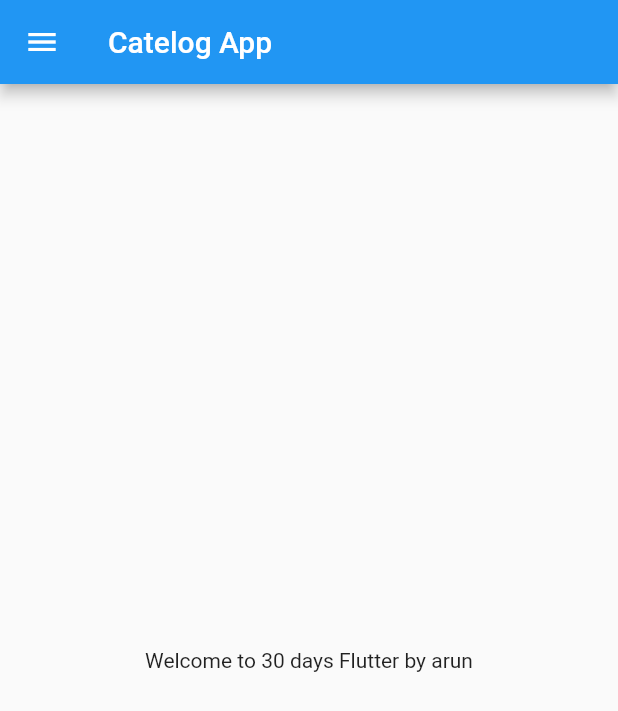
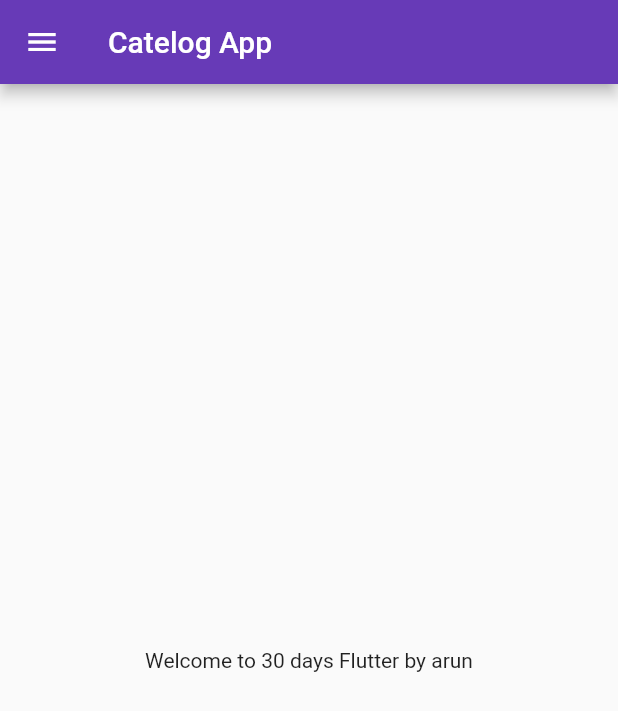
Before and after one commit to arunsingh12/flutter, a Flutter app: the screen it shows after launch, on a phone screen of 412 x 824 dp. Shown: the top 711 px of the screen. Run offline on Flutter 3.47's test engine with Material 2 defaults, Android fonts, the phone set to English and light mode, and no system bars.

Commit message:
day3 commit

```diff
--- a/lib/main.dart
+++ b/lib/main.dart
@@ -1,4 +1,5 @@
-import 'package:firstapp/home.dart';
+import 'package:firstapp/pages/home.dart';
+import 'package:firstapp/pages/login.dart';
 import 'package:flutter/material.dart';
 
 void main() {
@@ -11,7 +12,17 @@ class MyApp extends StatelessWidget {
   @override
   Widget build(BuildContext context) {
     return MaterialApp(
-      home: HomePage(),
+      // home: HomePage(),
+      themeMode: ThemeMode.light,
+      theme: ThemeData(primarySwatch: Colors.deepPurple),
+      darkTheme: ThemeData(brightness: Brightness.dark),
+
+      initialRoute: "/home",
+      routes: {
+        "/": (context) => LoginPage(),
+        "/home": (context) => HomePage(),
+        "/login": (context) => LoginPage(),
+      },
     );
   }
 }
```
Also changed, not shown: lib/pages/login.dart (added, +27 -0 lines), lib/pages/home.dart (renamed from lib/home.dart).
